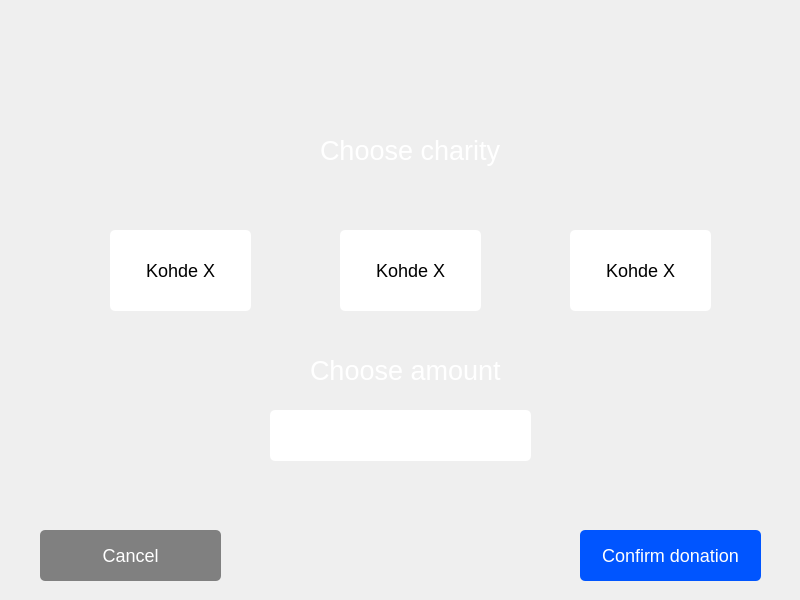
22kmo-project/group_14, file frontend/charity.ui: the form before one commit.
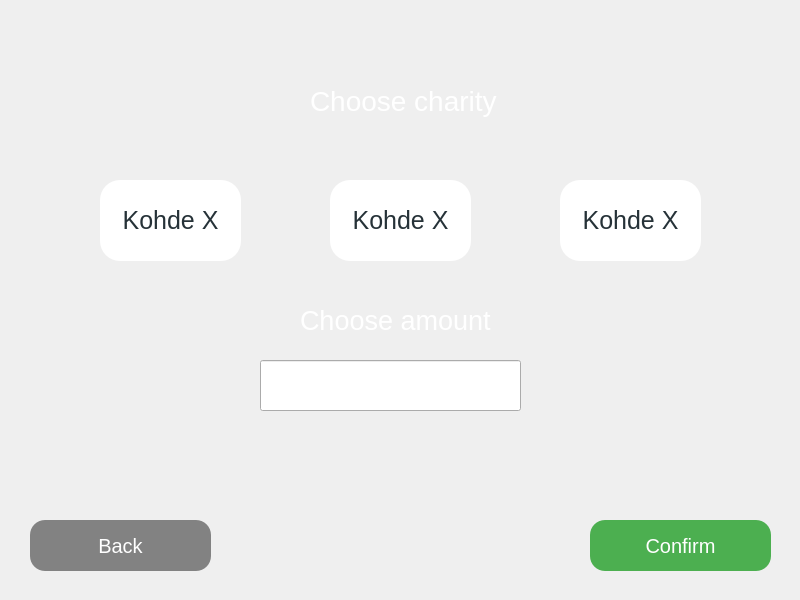
The form after the commit. Icons and pictures are not drawn.

Commit message: unifying UI elements across different windows, button & font sizes etc.. + new deposit window

Diff of the .ui file:
```diff
--- a/frontend/charity.ui
+++ b/frontend/charity.ui
@@ -13,39 +13,21 @@
   <property name="windowTitle">
    <string>Form</string>
   </property>
-  <widget class="QPushButton" name="button_kohde1">
+  <widget class="QStackedWidget" name="stackedWidget">
    <property name="geometry">
     <rect>
-     <x>110</x>
-     <y>230</y>
-     <width>141</width>
-     <height>81</height>
+     <x>0</x>
+     <y>0</y>
+     <width>801</width>
+     <height>601</height>
     </rect>
    </property>
-   <property name="font">
-    <font>
-     <pointsize>-1</pointsize>
-    </font>
-   </property>
-   <property name="cursor">
-    <cursorShape>PointingHandCursor</cursorShape>
-   </property>
-   <property name="styleSheet">
-    <string notr="true">background:white;
-border-radius:5px;
-padding:0 10px;
-color:black;
-font-size:18px;</string>
-   </property>
-   <property name="text">
-    <string>Kohde X</string>
-   </property>
-  </widget>
+   <widget class="QWidget" name="page">
   <widget class="QPushButton" name="button_kohde2">
    <property name="geometry">
     <rect>
-     <x>340</x>
-     <y>230</y>
+       <x>330</x>
+       <y>180</y>
      <width>141</width>
      <height>81</height>
     </rect>
@@ -59,21 +41,89 @@
     <cursorShape>PointingHandCursor</cursorShape>
    </property>
    <property name="styleSheet">
-    <string notr="true">background:white;
-border-radius:5px;
-padding:0 10px;
-color:black;
-font-size:18px;</string>
+      <string notr="true">QPushButton {
+background-color: rgb(255, 255, 255);
+color: #263238;
+border-radius:20px;
+padding:5 5px;
+font-size:25px;
+}
+QPushButton:hover {
+background-color: rgb(235, 235, 235);
+}</string>
    </property>
    <property name="text">
     <string>Kohde X</string>
    </property>
   </widget>
+    <widget class="QLineEdit" name="lineEdit_chooseamount">
+     <property name="geometry">
+      <rect>
+       <x>260</x>
+       <y>360</y>
+       <width>261</width>
+       <height>51</height>
+      </rect>
+     </property>
+     <property name="font">
+      <font/>
+     </property>
+     <property name="styleSheet">
+      <string notr="true">QPushButton {
+background-color: white;
+color: #263238;
+border-radius:20px;
+padding:5 5px;
+font-size:25px;
+}
+</string>
+     </property>
+     <property name="alignment">
+      <set>Qt::AlignCenter</set>
+     </property>
+    </widget>
+    <widget class="QPushButton" name="button_confirm">
+     <property name="geometry">
+      <rect>
+       <x>590</x>
+       <y>520</y>
+       <width>181</width>
+       <height>51</height>
+      </rect>
+     </property>
+     <property name="font">
+      <font>
+       <pointsize>-1</pointsize>
+      </font>
+     </property>
+     <property name="cursor">
+      <cursorShape>PointingHandCursor</cursorShape>
+     </property>
+     <property name="styleSheet">
+      <string notr="true">QPushButton {
+background-color: #4CAF50;
+background-image: url(../img/icon_confirm.png);
+background-repeat: no-repeat;
+background-position: right middle;
+color: rgb(255, 255, 255);
+border-radius: 15px;
+padding:5 5px;
+font-size:20px;
+}
+QPushButton:hover {
+background-color: #43A047;
+color: rgb(245, 245, 245);
+}</string>
+     </property>
+     <property name="text">
+      <string>Confirm</string>
+     </property>
+    </widget>
   <widget class="QPushButton" name="button_kohde3">
    <property name="geometry">
     <rect>
-     <x>570</x>
-     <y>230</y>
+       <x>560</x>
+       <y>180</y>
      <width>141</width>
      <height>81</height>
     </rect>
@@ -87,11 +137,16 @@
     <cursorShape>PointingHandCursor</cursorShape>
    </property>
    <property name="styleSheet">
-    <string notr="true">background:white;
-border-radius:5px;
-padding:0 10px;
-color:black;
-font-size:18px;</string>
+      <string notr="true">QPushButton {
+background-color: rgb(255, 255, 255);
+color: #263238;
+border-radius:20px;
+padding:5 5px;
+font-size:25px;
+}
+QPushButton:hover {
+background-color: rgb(235, 235, 235);
+}</string>
    </property>
    <property name="text">
     <string>Kohde X</string>
@@ -100,19 +155,20 @@
   <widget class="QLabel" name="label_toptext">
    <property name="geometry">
     <rect>
-     <x>320</x>
-     <y>110</y>
-     <width>181</width>
+       <x>310</x>
+       <y>60</y>
+       <width>271</width>
      <height>81</height>
     </rect>
    </property>
    <property name="font">
     <font>
-     <pointsize>20</pointsize>
+       <pointsize>-1</pointsize>
     </font>
    </property>
    <property name="styleSheet">
-    <string notr="true">color: rgb(255, 255, 255);</string>
+      <string notr="true">color:white;
+font-size:28px;</string>
    </property>
    <property name="text">
     <string>Choose charity</string>
@@ -121,8 +177,8 @@
   <widget class="QLabel" name="label_chooseamount">
    <property name="geometry">
     <rect>
-     <x>310</x>
-     <y>350</y>
+       <x>300</x>
+       <y>300</y>
      <width>191</width>
      <height>41</height>
     </rect>
@@ -139,13 +195,13 @@
     <string>Choose amount</string>
    </property>
   </widget>
-  <widget class="QLineEdit" name="lineEdit_chooseamount">
+    <widget class="QPushButton" name="button_kohde1">
    <property name="geometry">
     <rect>
-     <x>270</x>
-     <y>410</y>
-     <width>261</width>
-     <height>51</height>
+       <x>100</x>
+       <y>180</y>
+       <width>141</width>
+       <height>81</height>
     </rect>
    </property>
    <property name="font">
@@ -154,18 +210,26 @@
     </font>
    </property>
    <property name="styleSheet">
-    <string notr="true">background:white;
-border-radius:5px;
-padding:0 10px;
-color:black;
-font-size:18px;</string>
+      <string notr="true">QPushButton {
+background-color: rgb(255, 255, 255);
+color: #263238;
+border-radius:20px;
+padding:5 5px;
+font-size:25px;
+}
+QPushButton:hover {
+background-color: rgb(235, 235, 235);
+}</string>
+     </property>
+     <property name="text">
+      <string>Kohde X</string>
    </property>
   </widget>
   <widget class="QPushButton" name="button_cancel">
    <property name="geometry">
     <rect>
-     <x>40</x>
-     <y>530</y>
+       <x>30</x>
+       <y>520</y>
      <width>181</width>
      <height>51</height>
     </rect>
@@ -179,23 +243,34 @@
     <cursorShape>PointingHandCursor</cursorShape>
    </property>
    <property name="styleSheet">
-    <string notr="true">background:grey;
-border-radius:5px;
-padding:0 10px;
-color:white;
-font-size:18px;</string>
+      <string notr="true">QPushButton {
+background-color: rgb(130, 130, 130);
+background-image: url(../img/icon_back.png);
+background-repeat:no-repeat;
+background-position:left middle;
+color: rgb(255, 255, 255);
+border-radius:15px;
+padding:5 5px;
+font-size:20px;
+}
+QPushButton:hover {
+background-color: rgb(120, 120, 120);
+color: rgb(255, 255, 255);
+}</string>
    </property>
    <property name="text">
-    <string>Cancel</string>
-   </property>
-  </widget>
-  <widget class="QPushButton" name="button_confirm">
+      <string>Back</string>
+     </property>
+    </widget>
+   </widget>
+   <widget class="QWidget" name="page_2">
+    <widget class="QLabel" name="label">
    <property name="geometry">
     <rect>
-     <x>580</x>
-     <y>530</y>
-     <width>181</width>
-     <height>51</height>
+       <x>190</x>
+       <y>190</y>
+       <width>471</width>
+       <height>131</height>
     </rect>
    </property>
    <property name="font">
@@ -207,15 +282,14 @@
     <cursorShape>PointingHandCursor</cursorShape>
    </property>
    <property name="styleSheet">
-    <string notr="true">background-color: rgb(0, 85, 255);
-border-radius:5px;
-padding:0 10px;
-color:white;
-font-size:18px;</string>
+      <string notr="true">color:white;
+font-size:28px;</string>
    </property>
    <property name="text">
-    <string>Confirm donation</string>
-   </property>
+      <string>Error! Donation failed!</string>
+     </property>
+    </widget>
+   </widget>
   </widget>
  </widget>
  <resources/>
```
Left out of the diff: 30 changed lines with no effect on the pictures. Lines whose indentation alone changed are shown as unchanged. The commit also changes 25 other files.
